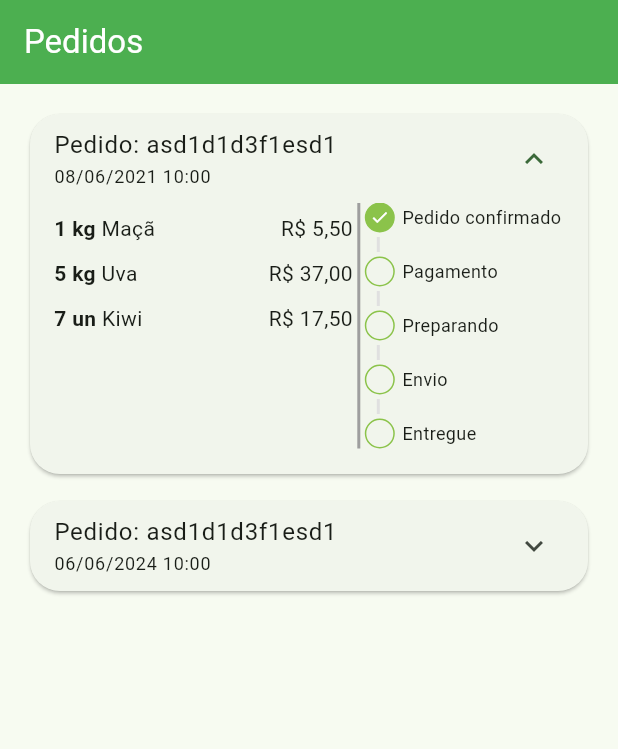
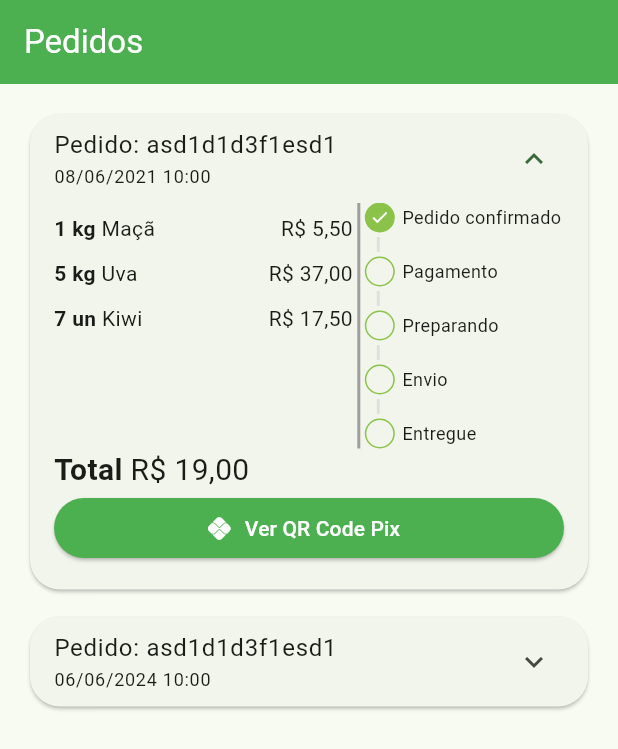
Before and after one commit to ribeiro-paulo/greengrocer-app, a Flutter app: the OrdersTab screen opened directly, on a phone screen of 412 x 824 dp. Shown: the top 749 px of the screen. Run offline on Flutter 3.47's test engine with Material 3 defaults, Android fonts, the phone set to English and light mode, and no system bars; our stand-ins replace animated_text_kit, mask_text_input_formatter.

Commit message:
feat: payment button

```diff
--- a/lib/src/config/app_data.dart
+++ b/lib/src/config/app_data.dart
@@ -96,7 +96,7 @@ List<OrderModel> orders = [
     items: cartItems,
     status: OrderStatus.pendingPayment,
     copyAndPaste: 'asdqwasdqdefga181b',
-    total: 0,
+    total: 19,
   ),
   OrderModel(
     id: 'asd1d1d3f1esd1',
--- a/lib/src/pages/orders/components/order_tile.dart
+++ b/lib/src/pages/orders/components/order_tile.dart
@@ -1,4 +1,5 @@
 import 'package:flutter/material.dart';
+import 'package:greemgrocer/src/config/custom_colors.dart';
 import 'package:greemgrocer/src/models/cart_item_model.dart';
 import 'package:greemgrocer/src/models/order_model.dart';
 import 'package:greemgrocer/src/pages/orders/components/order_status_widget.dart';
@@ -33,6 +34,7 @@ class OrderTile extends StatelessWidget {
             ],
           ),
           childrenPadding: const EdgeInsets.fromLTRB(16, 0, 16, 16),
+          expandedCrossAxisAlignment: CrossAxisAlignment.stretch,
           children: [
             IntrinsicHeight(
               child: Row(
@@ -63,10 +65,42 @@ class OrderTile extends StatelessWidget {
                       isOverdue: order.overdueDateTime.isBefore(
                         DateTime.now(),
                       ),
-                      ))
+                    ),
+                  ),
                 ],
               ),
+            ),
+            Text.rich(
+              TextSpan(
+                style: const TextStyle(fontSize: 20),
+                children: [
+                  const TextSpan(
+                    text: 'Total ',
+                    style: TextStyle(
+                      fontWeight: FontWeight.bold,
+                    ),
+                  ),
+                  TextSpan(
+                    text: utilsService.priceToCurrency(order.total),
                   )
+                ],
+              ),
+            ),
+            Visibility(
+              visible: order.status == OrderStatus.pendingPayment,
+              child: ElevatedButton.icon(
+                style: ElevatedButton.styleFrom(
+                  backgroundColor: Colors.green,
+                  iconColor: Colors.white,
+                ),
+                onPressed: () {},
+                icon: const Icon(Icons.pix),
+                label: const Text(
+                  'Ver QR Code Pix',
+                  style: TextStyle(color: Colors.white),
+                ),
+              ),
+            ),
           ],
         ),
       ),
```
Lines whose indentation alone changed are shown as unchanged.
